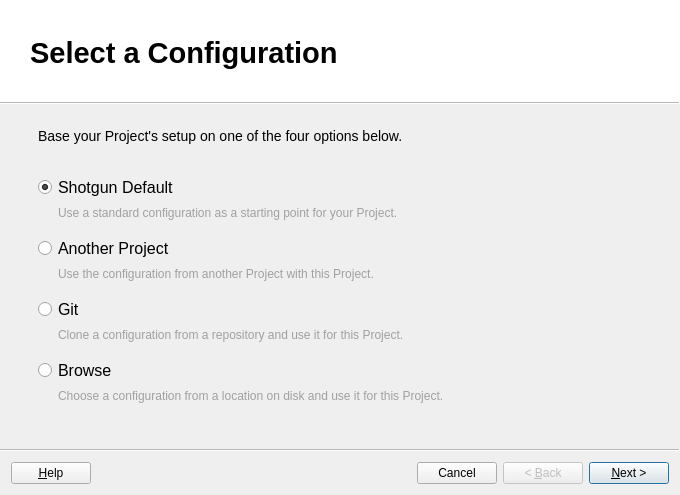
First picture: the form in resources/setup_project.ui, repository shotgunsoftware/tk-framework-adminui, before the edit.
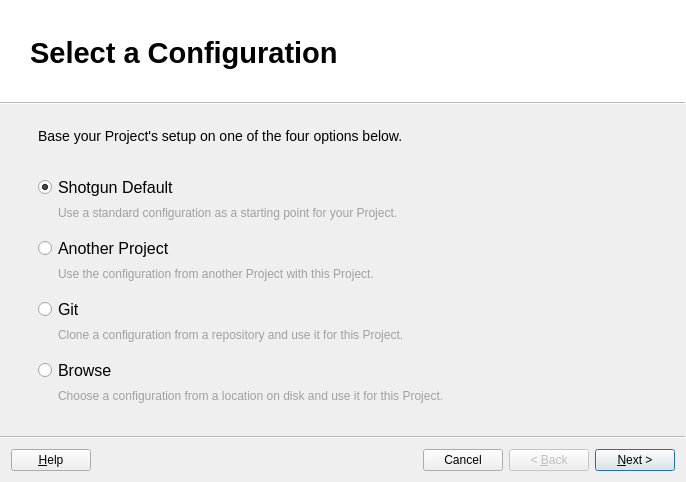
Second picture: the form after the edit. Icons and pictures are not drawn. Custom widgets are drawn as their Qt base class.

What changed in the file:
```diff
--- a/resources/setup_project.ui
+++ b/resources/setup_project.ui
@@ -6,8 +6,8 @@
    <rect>
     <x>0</x>
     <y>0</y>
-    <width>680</width>
-    <height>495</height>
+    <width>686</width>
+    <height>482</height>
    </rect>
   </property>
   <property name="windowTitle">
@@ -1644,6 +1644,12 @@
    <header>..setup_project.storage_map_page.h</header>
    <container>1</container>
   </customwidget>
+  <customwidget>
+   <class>StorageMapContainerWidget</class>
+   <extends>QWidget</extends>
+   <header>..setup_project.storage_map_page.h</header>
+   <container>1</container>
+  </customwidget>
  </customwidgets>
  <tabstops>
   <tabstop>project_list</tabstop>
```
Left out of the diff: 103 changed lines with no effect on the pictures. Lines whose indentation alone changed are shown as unchanged.
